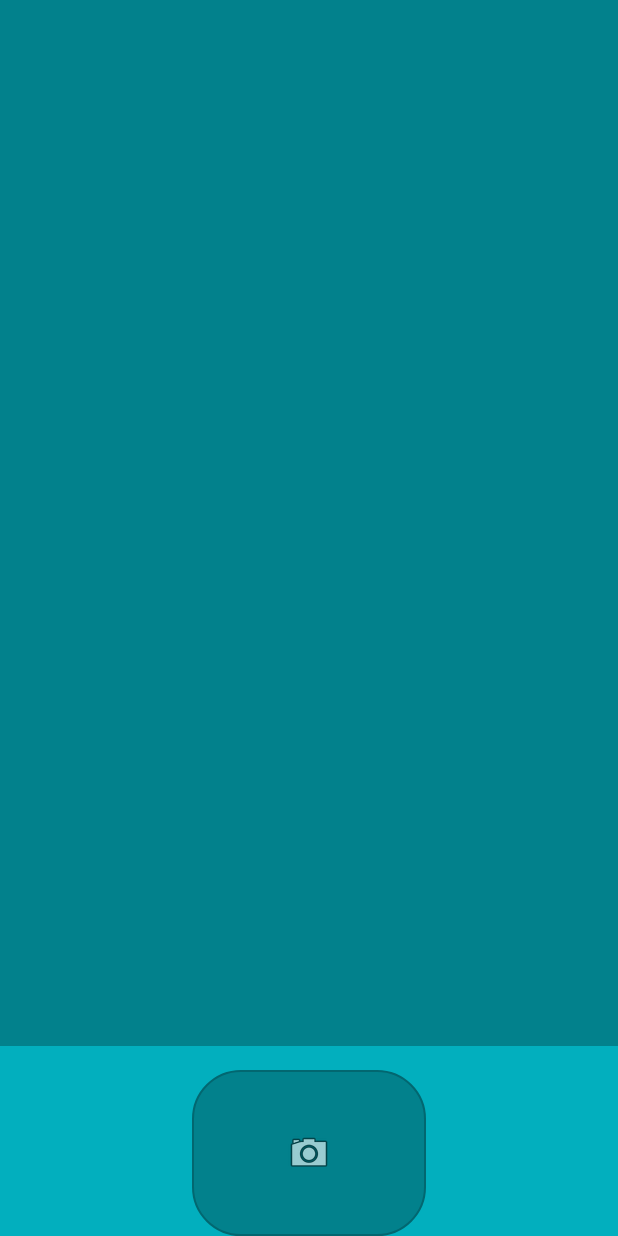
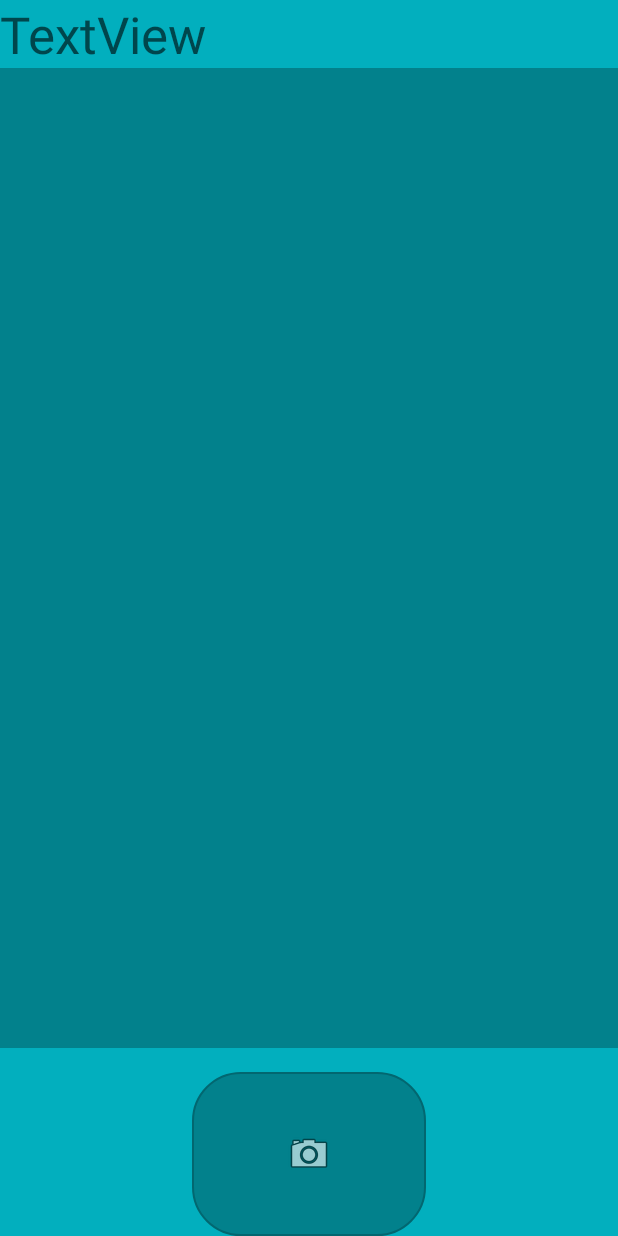
Before and after one commit to LDziat/KGSGeogame, an Android app: the layout activity_make_photo.xml on its own in the app's theme, with its tools: preview values and no code run, on a phone screen of 412 x 824 dp. Run offline under Robolectric (Android 15) with nearby library versions, the phone set to English and light mode, and no system bars.

Commit message:
Third Commit Updates: Camera frontend fully implemented UI Feels more responsive Location services are functioning (though not implemented with geotagging yet)
Issues:
Photos currently not handled beyond moment of snapshot
Duplicate data from older version still remaining

Up next:
Clean up data
Implement camera backend

```diff
--- a/app/src/main/res/layout/activity_make_photo.xml
+++ b/app/src/main/res/layout/activity_make_photo.xml
@@ -11,6 +11,14 @@
         android:weightSum="1"
         android:background="@color/mainColor"
         >
+
+        <TextView
+            android:id="@+id/tex_locat"
+            android:layout_width="match_parent"
+            android:layout_height="wrap_content"
+            android:text="TextView"
+            android:textAppearance="@style/TextAppearance.AppCompat.Display1"
+            android:visibility="visible" />
 
         <ImageView
             android:id="@+id/img_preview"
```
Also changed, not shown: app/src/main/java/com/example/kgsgeogame/MakePhotoActivity.java (+49 -47 lines).
